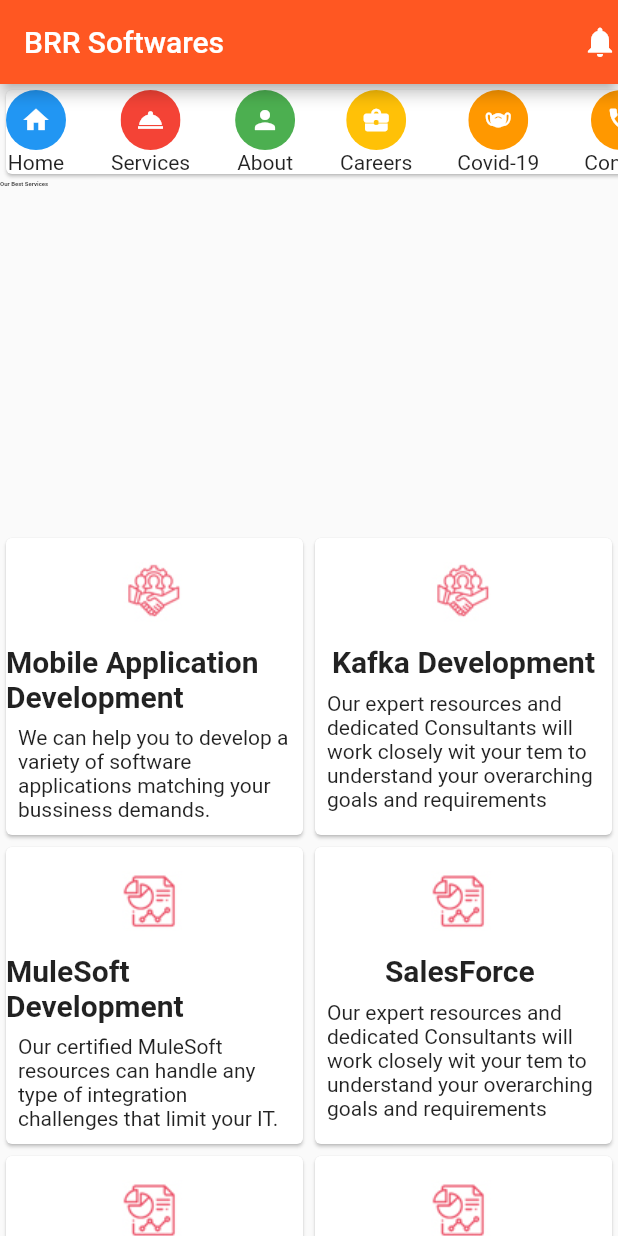
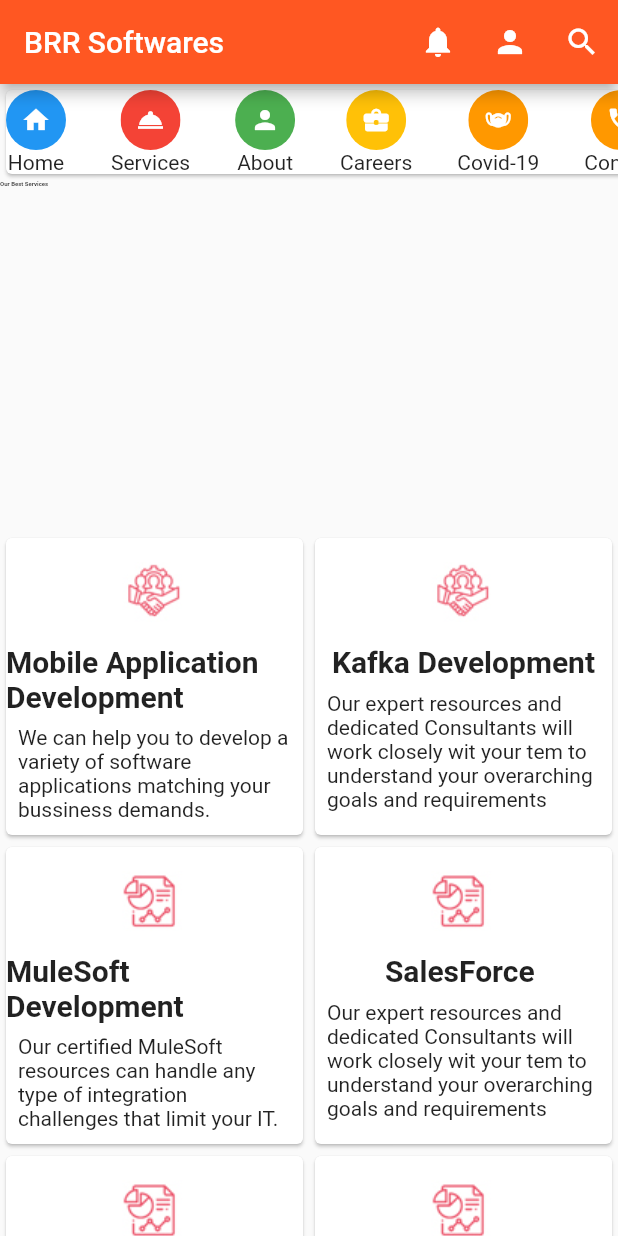
Before and after one commit to manojkumar4152/Testing-Mobile-App, a Flutter app: the screen it shows after launch, on a phone screen of 412 x 824 dp. Run offline on Flutter 3.47's test engine with Material 2 defaults, Android fonts, the light colour scheme and no system bars.

Commit message:
changes in  home page

```diff
--- a/lib/main.dart
+++ b/lib/main.dart
@@ -10,12 +10,7 @@
     return MaterialApp(
       debugShowCheckedModeBanner: false,
       title: 'BRR Mobile Application',
-      /*
-      theme: ThemeData(
-        scaffoldBackgroundColor: Colors.yellowAccent,
-      ),
 
-       */
       home: HomePage(),
 
     );
--- a/lib/screens/home/homepage.dart
+++ b/lib/screens/home/homepage.dart
@@ -25,8 +25,34 @@
       appBar: AppBar(
         backgroundColor: Colors.deepOrange,
         title: Text("BRR Softwares"),
-        actions: [
-          Icon(Icons.notifications),
+        actions: <Widget>[
+          IconButton(
+            icon: Icon(
+              Icons.notifications,
+              color: Colors.white,
+            ),
+            onPressed: () {
+              // do something
+            },
+          ),
+          IconButton(
+            icon: Icon(
+              Icons.person,
+              color: Colors.white,
+            ),
+            onPressed: () {
+              // do something
+            },
+          ),
+          IconButton(
+            icon: Icon(
+              Icons.search,
+              color: Colors.white,
+            ),
+            onPressed: () {
+              // do something
+            },
+          )
         ],
       ),
       body: Center(
```
